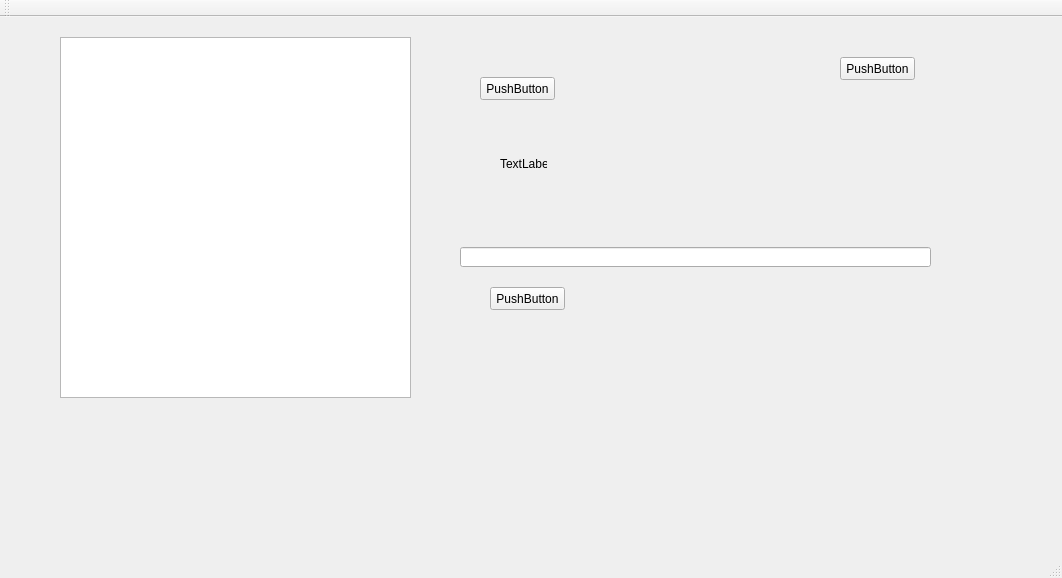
Before: the Qt Designer form mainwindow.ui in adigyran/FestService, drawn with Qt 5.
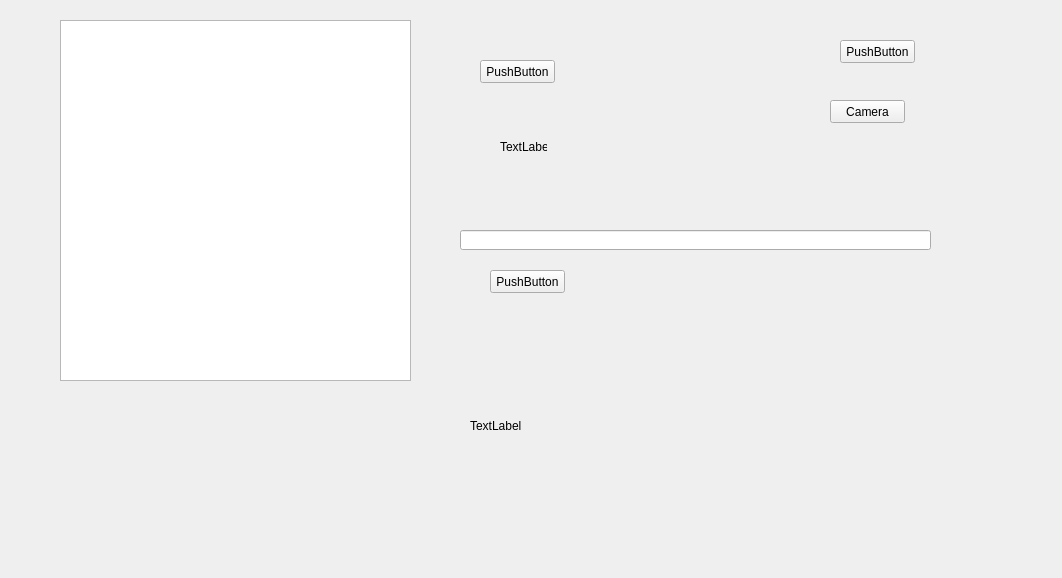
After: the same form once the commit is applied.

Commit message: trying to add camera. QR scanner is done

The edit to the form file:
```diff
--- a/mainwindow.ui
+++ b/mainwindow.ui
@@ -86,6 +86,32 @@
      <string>PushButton</string>
     </property>
    </widget>
+   <widget class="QLabel" name="label_2">
+    <property name="geometry">
+     <rect>
+      <x>470</x>
+      <y>340</y>
+      <width>331</width>
+      <height>171</height>
+     </rect>
+    </property>
+    <property name="text">
+     <string>TextLabel</string>
+    </property>
+   </widget>
+   <widget class="QPushButton" name="pushButton_4">
+    <property name="geometry">
+     <rect>
+      <x>830</x>
+      <y>100</y>
+      <width>75</width>
+      <height>23</height>
+     </rect>
+    </property>
+    <property name="text">
+     <string>Camera</string>
+    </property>
+   </widget>
    <zorder>pushButton_2</zorder>
    <zorder>pushButton</zorder>
    <zorder>textEdit</zorder>
@@ -93,25 +119,6 @@
    <zorder>lineEdit</zorder>
    <zorder>pushButton_3</zorder>
   </widget>
-  <widget class="QMenuBar" name="menuBar">
-   <property name="geometry">
-    <rect>
-     <x>0</x>
-     <y>0</y>
-     <width>1062</width>
-     <height>21</height>
-    </rect>
-   </property>
-  </widget>
-  <widget class="QToolBar" name="mainToolBar">
-   <attribute name="toolBarArea">
-    <enum>TopToolBarArea</enum>
-   </attribute>
-   <attribute name="toolBarBreak">
-    <bool>false</bool>
-   </attribute>
-  </widget>
-  <widget class="QStatusBar" name="statusBar"/>
  </widget>
  <layoutdefault spacing="6" margin="11"/>
  <resources/>
```
Left out of the diff: 2 changed lines with no effect on the pictures. The commit also changes 9 other files.
